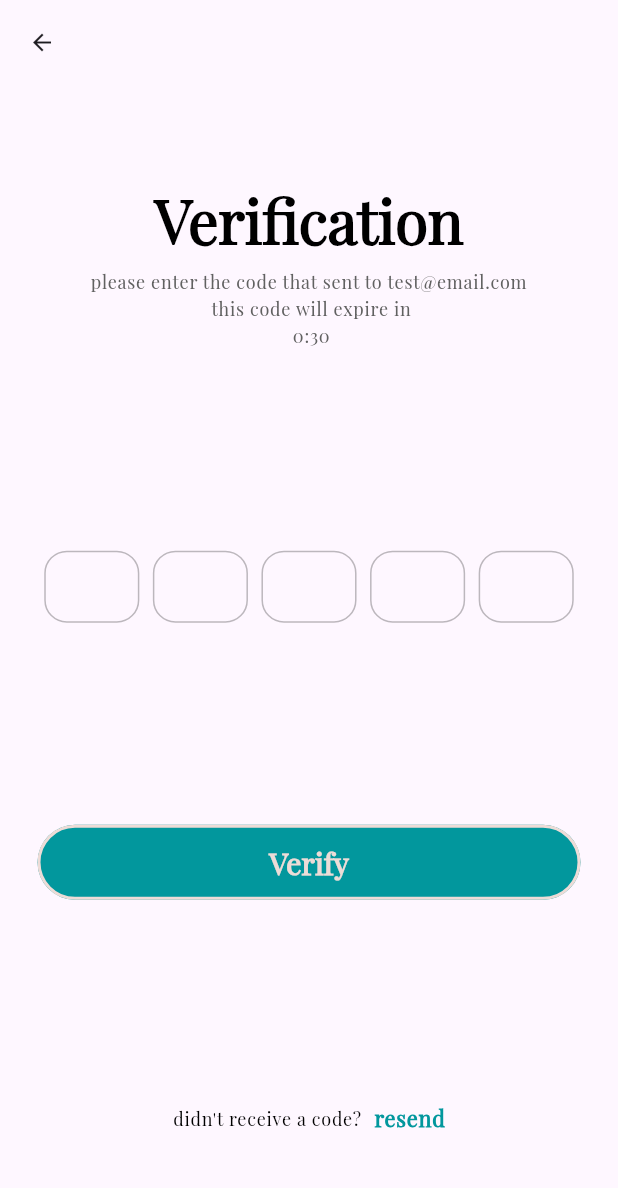
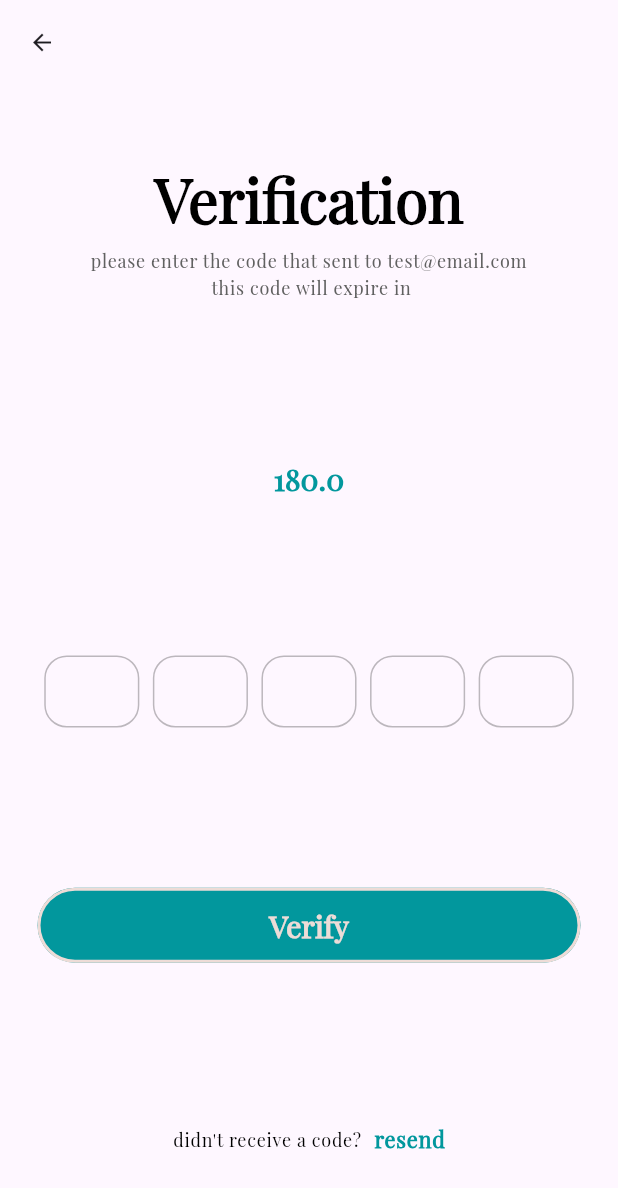
Before and after one commit to abdsyd/MediGear, a Flutter app: the RegisterOTP screen opened by its route, on a phone screen of 412 x 824 dp. Shown: the top 1188 px of the screen. Run offline on Flutter 3.47's test engine with Material 2 defaults, Android fonts, the phone set to English and light mode, and no system bars; drawn by our look-alikes of otp_text_field, timer_count_down; our stand-ins replace get, get_storage; accounts and stored records are empty.

Commit message:
added countdown timer in register_otp.dart

```diff
--- a/lib/views/register_otp.dart
+++ b/lib/views/register_otp.dart
@@ -7,6 +7,7 @@ import 'package:hunter/widgets/auth_suggestion.dart';
 import 'package:hunter/widgets/auth_title.dart';
 import 'package:otp_text_field/otp_text_field.dart';
 import 'package:otp_text_field/style.dart';
+import 'package:timer_count_down/timer_count_down.dart';
 
 class RegisterOTP extends StatelessWidget {
   const RegisterOTP({super.key});
@@ -30,7 +31,18 @@ class RegisterOTP extends StatelessWidget {
             children: [
               const AuthTitle(
                 title: 'Verification',
-                subTitle: 'please enter the code that sent to test@email.com \n this code will expire in \n 0:30',
+                subTitle: 'please enter the code that sent to test@email.com \n this code will expire in ',
+              ),
+              Countdown(
+                controller: rC.timeController,
+                seconds: 180,
+                build: (_, double time) => Text(
+                  time.toString(),
+                  style: Theme.of(context).textTheme.displayMedium!.copyWith(color: rC.isTimeUp ? Colors.red : AppColors.myPrimary),
+                ),
+                onFinished: () {
+                  rC.toggleTimerState(true);
+                },
               ),
               OTPTextField(
                 controller: rC.otpController,
```
